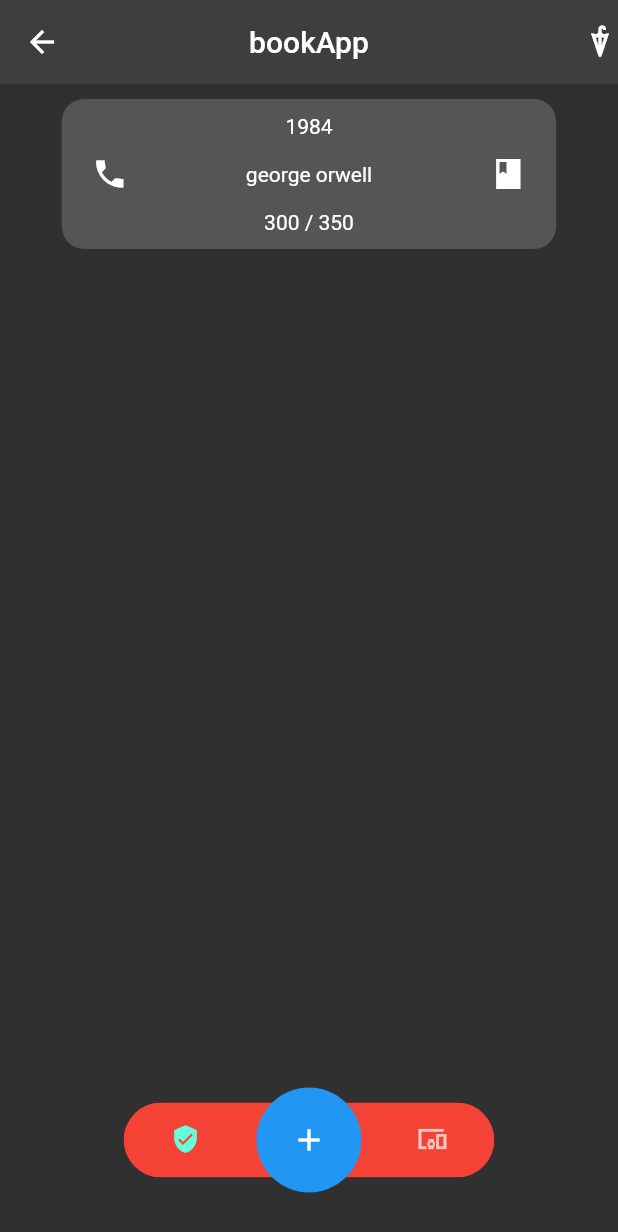
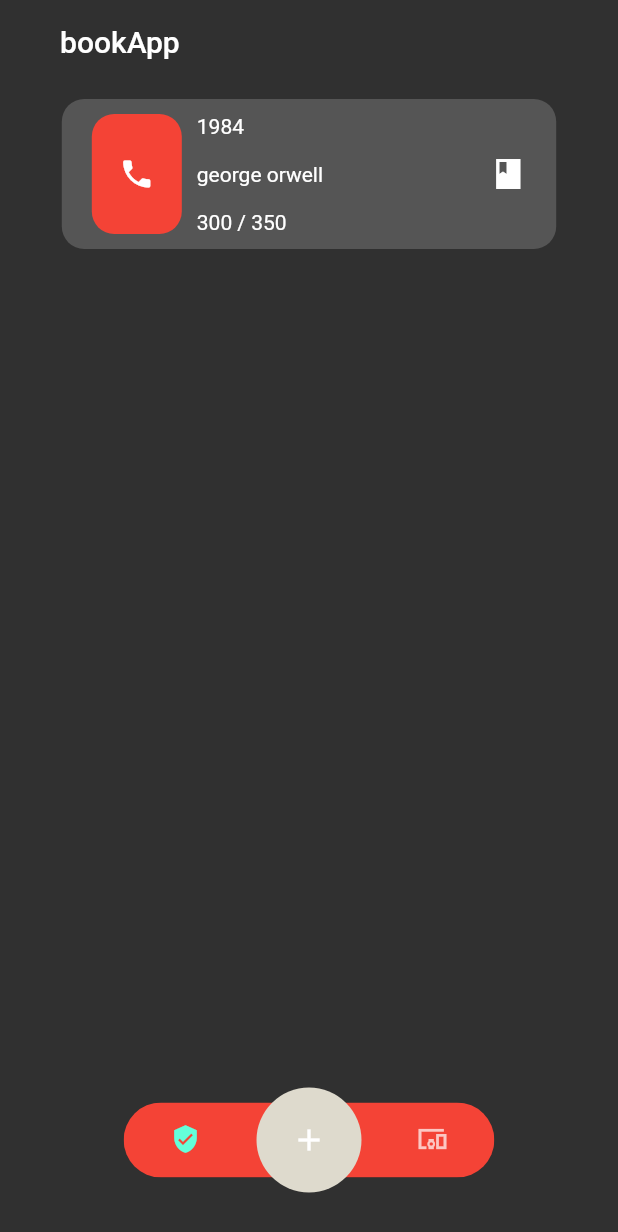
Before and after one commit to Filippo831/bookAppFlutter, a Flutter app: the screen it shows after launch, on a phone screen of 412 x 824 dp. Shown: the top 1232 px of the screen. Run offline on Flutter 3.47's test engine with Material 2 defaults, Android fonts, the phone set to English and light mode, and no system bars.

Commit message:
card component and navbar bug fixes

```diff
--- a/lib/components/card/card.dart
+++ b/lib/components/card/card.dart
@@ -20,12 +20,20 @@ class _CardComponentState extends State<CardComponent> {
         width: size.width * 0.8,
         child: Row(
           children: [
-            Icon(Icons.phone_sharp),
-            Spacer(),
-            Center(
-              child: Container(
+            Container(
+              width: 60,
+              height: size.height,
+              margin: EdgeInsets.fromLTRB(0, 10, 10, 10),
+              decoration: BoxDecoration(
+                color: Colors.red,
+                borderRadius: BorderRadius.all(Radius.circular(15)),
+              ),
+              child: Icon(Icons.phone),
+            ),
+            Container(
               height: 80,
               child: Column(
+                crossAxisAlignment: CrossAxisAlignment.start,
                 children: [
                   Text("1984", textAlign: TextAlign.left),
                   Spacer(),
@@ -33,7 +41,6 @@ class _CardComponentState extends State<CardComponent> {
                   Spacer(),
                   Text("300 / 350", textAlign: TextAlign.left),
                 ],
-                ),
               ),
             ),
             Spacer(),
--- a/lib/components/navbar/navbar.dart
+++ b/lib/components/navbar/navbar.dart
@@ -12,7 +12,7 @@ class NavbarComponent extends StatelessWidget {
           children: [
             Center(
               child: Container(
-                  height: 50,
+                height: 50,
                 child: ClipRRect(
                   borderRadius: BorderRadius.all(Radius.circular(30)),
                   child: BottomNavigationBar(
@@ -28,19 +28,20 @@ class NavbarComponent extends StatelessWidget {
                         title: Text("ciao"),
                       ),
                       BottomNavigationBarItem(
-                          icon: Icon(Icons.devices_other_sharp), title: Text("hi")),
+                          icon: Icon(Icons.devices_other_sharp),
+                          title: Text("hi")),
                     ],
                   ),
                 ),
               ),
             ),
-            Center(
-              child: Positioned(
+            Positioned(
+              child: Center(
                 child: Container(
                   height: 70,
                   width: 70,
                   decoration: BoxDecoration(
-                    color: Colors.blue,
+                    color: Theme.of(context).primaryColor,
                     borderRadius: BorderRadius.all(Radius.circular(50)),
                   ),
                   child: Icon(Icons.add),
--- a/lib/homePage.dart
+++ b/lib/homePage.dart
@@ -12,14 +12,10 @@ class _HomePageState extends State<HomePage> {
   Widget build(BuildContext context) {
     return Scaffold(
       appBar: AppBar(
-        leading: Icon(Icons.arrow_back),
         title: Text("bookApp"),
-        actions: [
-          Icon(Icons.umbrella_sharp),
-        ],
         elevation: 0,
-        backgroundColor: Color(0x11ffffff),
-        centerTitle: true,
+        backgroundColor: Color(0x00ffffff),
+        titleSpacing: 40,
       ),
       body: Container(
         child: Column(
--- a/lib/main.dart
+++ b/lib/main.dart
@@ -13,7 +13,7 @@ class MyApp extends StatelessWidget {
         debugShowCheckedModeBanner: false,
       title: 'Flutter Demo',
       theme: ThemeData.dark().copyWith(
-          primaryColor: Color(0xff587216),
+          primaryColor: Color(0xffdedacd),
       ),
       home: HomePage(),
     );
```
Lines whose indentation alone changed are shown as unchanged.
